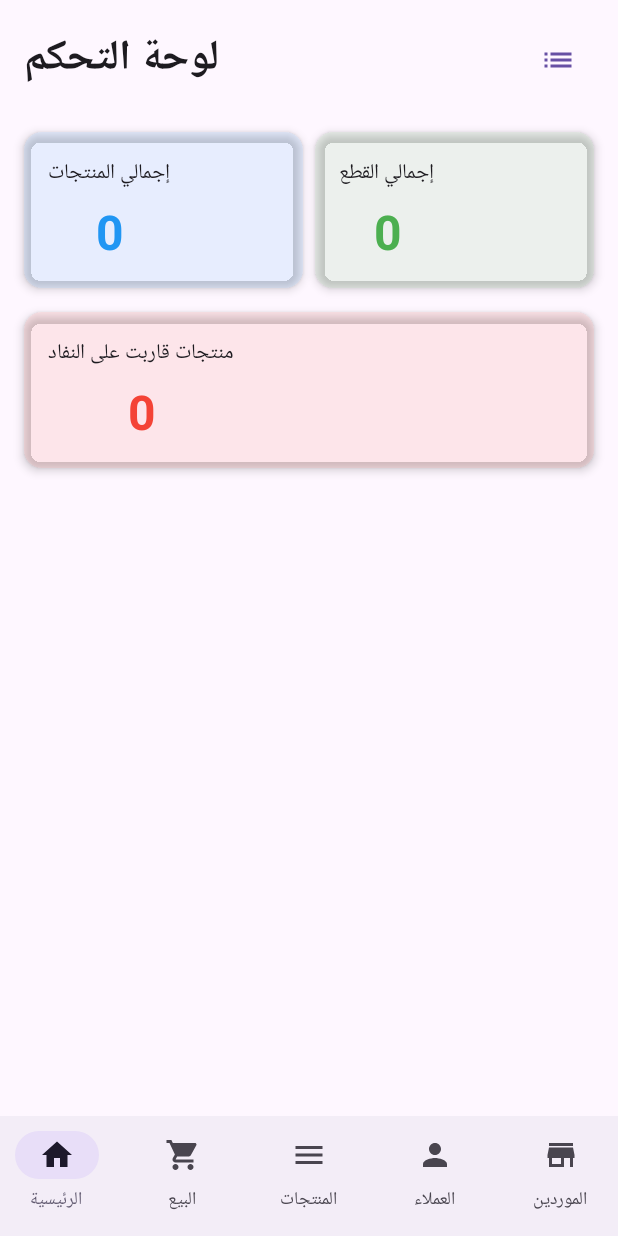
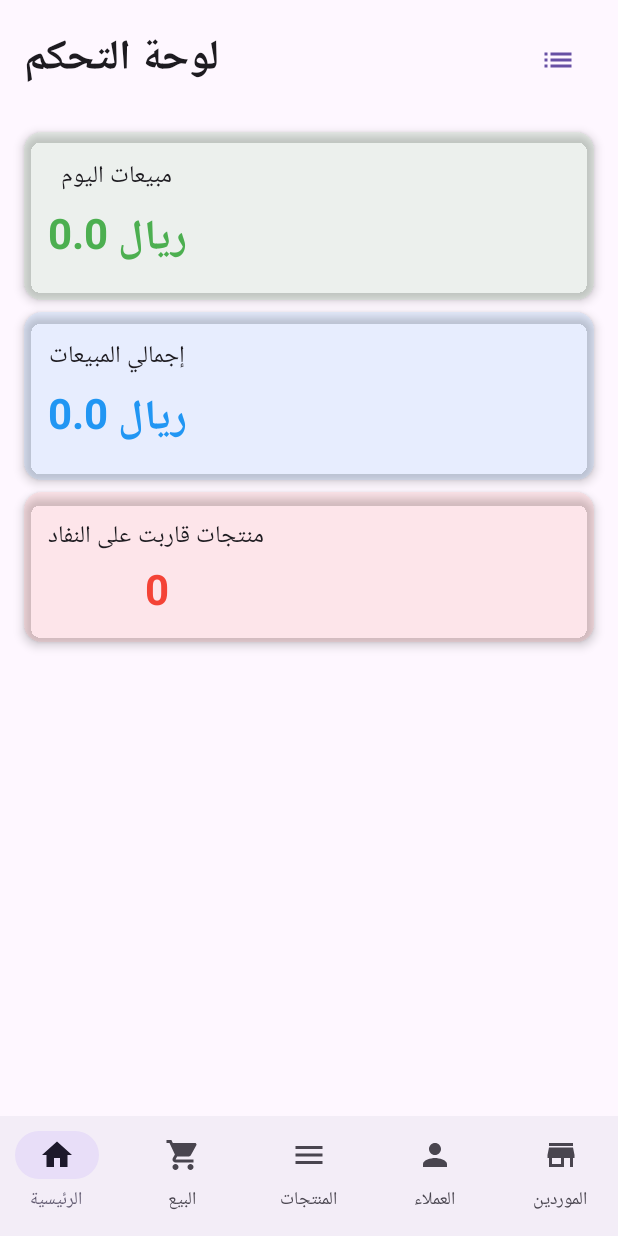
Before and after one commit to bb3174472-cloud/PocketCashier, an Android app built with Jetpack Compose: the screen it shows after launch (MainActivity), on a phone screen of 412 x 824 dp. Run offline under Robolectric (Android 15) with nearby library versions, the phone set to English and light mode, and no system bars; our stand-ins replace Room's generated code.

Commit message:
Batch 8: Invoice details and Financial Dashboard

```diff
--- a/app/src/main/java/com/pocketcashier/MainActivity.kt
+++ b/app/src/main/java/com/pocketcashier/MainActivity.kt
@@ -67,7 +67,7 @@ fun MainAppScreen(db: AppDatabase) {
     ) { padding ->
         NavHost(navController = navController, startDestination = "dashboard", modifier = Modifier.padding(padding)) {
             composable("dashboard") {
-                DashboardScreen(db.productDao(), onViewSalesClick = { navController.navigate("sales_history") })
+                DashboardScreen(db.productDao(), db.saleDao(), onViewSalesClick = { navController.navigate("sales_history") })
             }
             composable("cashier") { CashierScreen(db.productDao(), db.saleDao()) }
             composable("products") { ProductsScreen(db.productDao()) }
--- a/app/src/main/java/com/pocketcashier/data/SaleDao.kt
+++ b/app/src/main/java/com/pocketcashier/data/SaleDao.kt
@@ -18,4 +18,12 @@ interface SaleDao {
 
     @Query("SELECT * FROM sale_items WHERE saleId = :saleId")
     suspend fun getSaleItems(saleId: Int): List<SaleItem>
+
+    // إجمالي المبيعات الكلية
+    @Query("SELECT SUM(totalAmount) FROM sales")
+    fun getTotalSalesAmount(): Flow<Double?>
+
+    // مبيعات اليوم (بناءً على التوقيت الحالي)
+    @Query("SELECT SUM(totalAmount) FROM sales WHERE timestamp >= :startOfDay")
+    fun getTodaySalesAmount(startOfDay: Long): Flow<Double?>
 }
--- a/app/src/main/java/com/pocketcashier/screens/DashboardScreen.kt
+++ b/app/src/main/java/com/pocketcashier/screens/DashboardScreen.kt
@@ -11,13 +11,25 @@ import androidx.compose.ui.graphics.Color
 import androidx.compose.ui.text.font.FontWeight
 import androidx.compose.ui.unit.dp
 import com.pocketcashier.data.ProductDao
+import com.pocketcashier.data.SaleDao
+import java.util.Calendar
 
 @OptIn(ExperimentalMaterial3Api::class)
 @Composable
-fun DashboardScreen(dao: ProductDao, onViewSalesClick: () -> Unit) {
-    val products by dao.getAllProducts().collectAsState(initial = emptyList())
-    val totalProducts = products.size
-    val totalStock = products.sumOf { it.quantity }
+fun DashboardScreen(productDao: ProductDao, saleDao: SaleDao, onViewSalesClick: () -> Unit) {
+    val products by productDao.getAllProducts().collectAsState(initial = emptyList())
+
+    // حساب بداية اليوم الحالي
+    val startOfDay = Calendar.getInstance().apply {
+        set(Calendar.HOUR_OF_DAY, 0)
+        set(Calendar.MINUTE, 0)
+        set(Calendar.SECOND, 0)
+        set(Calendar.MILLISECOND, 0)
+    }.timeInMillis
+
+    val totalSales by saleDao.getTotalSalesAmount().collectAsState(initial = 0.0)
+    val todaySales by saleDao.getTodaySalesAmount(startOfDay).collectAsState(initial = 0.0)
+
     val lowStockCount = products.count { it.quantity < 5 }
 
     Column(modifier = Modifier.fillMaxSize().padding(16.dp)) {
@@ -29,13 +41,13 @@ fun DashboardScreen(dao: ProductDao, onViewSalesClick: () -> Unit) {
         }
         Spacer(modifier = Modifier.height(24.dp))
 
-        Row(modifier = Modifier.fillMaxWidth(), horizontalArrangement = Arrangement.SpaceBetween) {
-            SummaryCard("إجمالي المنتجات", totalProducts.toString(), Color(0xFF2196F3), Modifier.weight(1f))
-            Spacer(modifier = Modifier.width(8.dp))
-            SummaryCard("إجمالي القطع", totalStock.toString(), Color(0xFF4CAF50), Modifier.weight(1f))
-        }
-        Spacer(modifier = Modifier.height(16.dp))
+        // البطاقات المالية
+        SummaryCard("مبيعات اليوم", "${todaySales ?: 0.0} ريال", Color(0xFF4CAF50), Modifier.fillMaxWidth())
+        Spacer(modifier = Modifier.height(8.dp))
+        SummaryCard("إجمالي المبيعات", "${totalSales ?: 0.0} ريال", Color(0xFF2196F3), Modifier.fillMaxWidth())
+        Spacer(modifier = Modifier.height(8.dp))
 
+        // بطاقة التنبيهات
         SummaryCard("منتجات قاربت على النفاد", lowStockCount.toString(), Color(0xFFF44336), Modifier.fillMaxWidth())
     }
 }
@@ -48,9 +60,9 @@ fun SummaryCard(title: String, value: String, color: Color, modifier: Modifier)
         elevation = CardDefaults.cardElevation(4.dp)
     ) {
         Column(modifier = Modifier.padding(16.dp), horizontalAlignment = Alignment.CenterHorizontally) {
-            Text(text = title, style = MaterialTheme.typography.titleSmall)
-            Spacer(modifier = Modifier.height(8.dp))
-            Text(text = value, style = MaterialTheme.typography.headlineLarge, color = color, fontWeight = FontWeight.Bold)
+            Text(text = title, style = MaterialTheme.typography.titleMedium)
+            Spacer(modifier = Modifier.height(4.dp))
+            Text(text = value, style = MaterialTheme.typography.headlineMedium, color = color, fontWeight = FontWeight.Bold)
         }
     }
 }
```
Also changed, not shown: app/src/main/java/com/pocketcashier/screens/SalesHistoryScreen.kt (+47 -6 lines).
